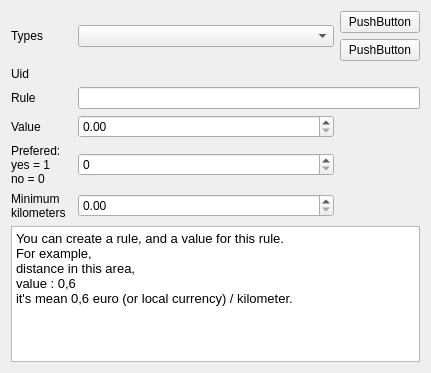
First picture: the form in plugins/accountplugin/preferences/distancerulespage.ui, repository FreeHealth/freehealth, before the edit.
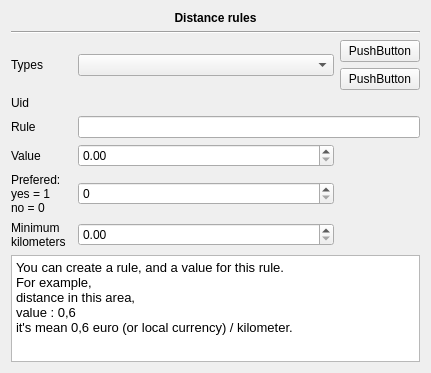
Second picture: the form after the edit.

Diff of the .ui file:
```diff
--- a/plugins/accountplugin/preferences/distancerulespage.ui
+++ b/plugins/accountplugin/preferences/distancerulespage.ui
@@ -14,7 +14,7 @@
    <string>Form</string>
   </property>
   <layout class="QGridLayout" name="gridLayout_2">
-   <item row="0" column="0">
+   <item row="2" column="0">
     <layout class="QGridLayout" name="gridLayout">
      <item row="0" column="0" colspan="2">
       <widget class="QLabel" name="distanceRulesLabel">
@@ -132,12 +132,12 @@
         <string>&lt;!DOCTYPE HTML PUBLIC &quot;-//W3C//DTD HTML 4.0//EN&quot; &quot;http://www.w3.org/TR/REC-html40/strict.dtd&quot;&gt;
 &lt;html&gt;&lt;head&gt;&lt;meta name=&quot;qrichtext&quot; content=&quot;1&quot; /&gt;&lt;style type=&quot;text/css&quot;&gt;
 p, li { white-space: pre-wrap; }
-&lt;/style&gt;&lt;/head&gt;&lt;body style=&quot; font-family:'Sans'; font-size:10pt; font-weight:400; font-style:normal;&quot;&gt;
-&lt;p style=&quot; margin-top:0px; margin-bottom:0px; margin-left:0px; margin-right:0px; -qt-block-indent:0; text-indent:0px;&quot;&gt;You can create a rule, and a value for this rule.&lt;/p&gt;
-&lt;p style=&quot; margin-top:0px; margin-bottom:0px; margin-left:0px; margin-right:0px; -qt-block-indent:0; text-indent:0px;&quot;&gt;For example, &lt;/p&gt;
-&lt;p style=&quot; margin-top:0px; margin-bottom:0px; margin-left:0px; margin-right:0px; -qt-block-indent:0; text-indent:0px;&quot;&gt;distance in this area,&lt;/p&gt;
-&lt;p style=&quot; margin-top:0px; margin-bottom:0px; margin-left:0px; margin-right:0px; -qt-block-indent:0; text-indent:0px;&quot;&gt;value : 0,6 &lt;/p&gt;
-&lt;p style=&quot; margin-top:0px; margin-bottom:0px; margin-left:0px; margin-right:0px; -qt-block-indent:0; text-indent:0px;&quot;&gt;it's mean 0,6 euro (or local currency) / kilometer.&lt;/p&gt;&lt;/body&gt;&lt;/html&gt;</string>
+&lt;/style&gt;&lt;/head&gt;&lt;body style=&quot; font-family:'Lucida Grande'; font-size:13pt; font-weight:400; font-style:normal;&quot;&gt;
+&lt;p style=&quot; margin-top:0px; margin-bottom:0px; margin-left:0px; margin-right:0px; -qt-block-indent:0; text-indent:0px;&quot;&gt;&lt;span style=&quot; font-family:'Sans'; font-size:10pt;&quot;&gt;You can create a rule, and a value for this rule.&lt;/span&gt;&lt;/p&gt;
+&lt;p style=&quot; margin-top:0px; margin-bottom:0px; margin-left:0px; margin-right:0px; -qt-block-indent:0; text-indent:0px;&quot;&gt;&lt;span style=&quot; font-family:'Sans'; font-size:10pt;&quot;&gt;For example, &lt;/span&gt;&lt;/p&gt;
+&lt;p style=&quot; margin-top:0px; margin-bottom:0px; margin-left:0px; margin-right:0px; -qt-block-indent:0; text-indent:0px;&quot;&gt;&lt;span style=&quot; font-family:'Sans'; font-size:10pt;&quot;&gt;distance in this area,&lt;/span&gt;&lt;/p&gt;
+&lt;p style=&quot; margin-top:0px; margin-bottom:0px; margin-left:0px; margin-right:0px; -qt-block-indent:0; text-indent:0px;&quot;&gt;&lt;span style=&quot; font-family:'Sans'; font-size:10pt;&quot;&gt;value : 0,6 &lt;/span&gt;&lt;/p&gt;
+&lt;p style=&quot; margin-top:0px; margin-bottom:0px; margin-left:0px; margin-right:0px; -qt-block-indent:0; text-indent:0px;&quot;&gt;&lt;span style=&quot; font-family:'Sans'; font-size:10pt;&quot;&gt;it's mean 0,6 euro (or local currency) / kilometer.&lt;/span&gt;&lt;/p&gt;&lt;/body&gt;&lt;/html&gt;</string>
        </property>
       </widget>
      </item>
@@ -166,6 +166,29 @@
      </item>
     </layout>
    </item>
+   <item row="0" column="0">
+    <widget class="QLabel" name="label">
+     <property name="font">
+      <font>
+       <weight>75</weight>
+       <bold>true</bold>
+      </font>
+     </property>
+     <property name="text">
+      <string>Distance rules</string>
+     </property>
+     <property name="alignment">
+      <set>Qt::AlignCenter</set>
+     </property>
+    </widget>
+   </item>
+   <item row="1" column="0">
+    <widget class="Line" name="line">
+     <property name="orientation">
+      <enum>Qt::Horizontal</enum>
+     </property>
+    </widget>
+   </item>
   </layout>
  </widget>
  <resources/>
```
